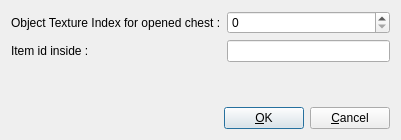
This is mapEditor/src/editTileActionOpenChestPropertiesForm.ui in jeremydumais/TheWarrior as Qt 5 draws it before an edit. The edited form follows.
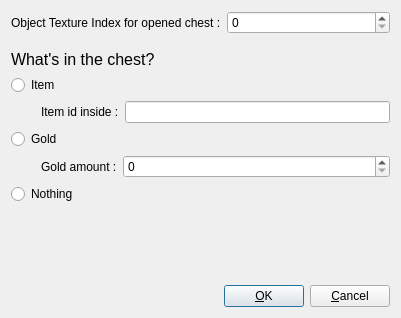
This is the edited form. Icons and pictures are not drawn.

Commit message: feat: Support Gold Rewards in Existing Chests

```diff
--- a/mapEditor/src/editTileActionOpenChestPropertiesForm.ui
+++ b/mapEditor/src/editTileActionOpenChestPropertiesForm.ui
@@ -7,7 +7,7 @@
     <x>0</x>
     <y>0</y>
     <width>401</width>
-    <height>140</height>
+    <height>318</height>
    </rect>
   </property>
   <property name="windowTitle">
@@ -30,18 +30,101 @@
        </property>
       </widget>
      </item>
-     <item row="1" column="0">
+    </layout>
+   </item>
+   <item>
+    <spacer name="verticalSpacer_2">
+     <property name="orientation">
+      <enum>Qt::Vertical</enum>
+     </property>
+     <property name="sizeType">
+      <enum>QSizePolicy::Fixed</enum>
+     </property>
+     <property name="sizeHint" stdset="0">
+      <size>
+       <width>20</width>
+       <height>10</height>
+      </size>
+     </property>
+    </spacer>
+   </item>
+   <item>
+    <widget class="QLabel" name="labelWhatIsTheChest">
+     <property name="font">
+      <font>
+       <pointsize>12</pointsize>
+      </font>
+     </property>
+     <property name="text">
+      <string>What's in the chest?</string>
+     </property>
+    </widget>
+   </item>
+   <item>
+    <widget class="QRadioButton" name="radioButtonItem">
+     <property name="text">
+      <string>Item</string>
+     </property>
+    </widget>
+   </item>
+   <item>
+    <layout class="QFormLayout" name="formLayout_4">
+     <property name="leftMargin">
+      <number>30</number>
+     </property>
+     <item row="0" column="0">
       <widget class="QLabel" name="label">
        <property name="text">
         <string>Item id inside :</string>
        </property>
       </widget>
      </item>
-     <item row="1" column="1">
+     <item row="0" column="1">
       <widget class="QLineEdit" name="lineEditItemIdInside"/>
      </item>
     </layout>
    </item>
+   <item>
+    <widget class="QRadioButton" name="radioButtonGold">
+     <property name="text">
+      <string>Gold</string>
+     </property>
+    </widget>
+   </item>
+   <item>
+    <layout class="QFormLayout" name="formLayout_2">
+     <property name="leftMargin">
+      <number>30</number>
+     </property>
+     <item row="0" column="0">
+      <widget class="QLabel" name="labelAmount">
+       <property name="text">
+        <string>Gold amount :</string>
+       </property>
+      </widget>
+     </item>
+     <item row="0" column="1">
+      <widget class="QSpinBox" name="spinBoxGoldAmount">
+       <property name="minimumSize">
+        <size>
+         <width>100</width>
+         <height>0</height>
+        </size>
+       </property>
+       <property name="maximum">
+        <number>500</number>
+       </property>
+      </widget>
+     </item>
+    </layout>
+   </item>
+   <item>
+    <widget class="QRadioButton" name="radioButtonNothing">
+     <property name="text">
+      <string>Nothing</string>
+     </property>
+    </widget>
+   </item>
    <item>
     <spacer name="verticalSpacer">
      <property name="orientation">
```
Left out of the diff: 4 changed lines with no effect on the pictures. The commit also changes 24 other files.
